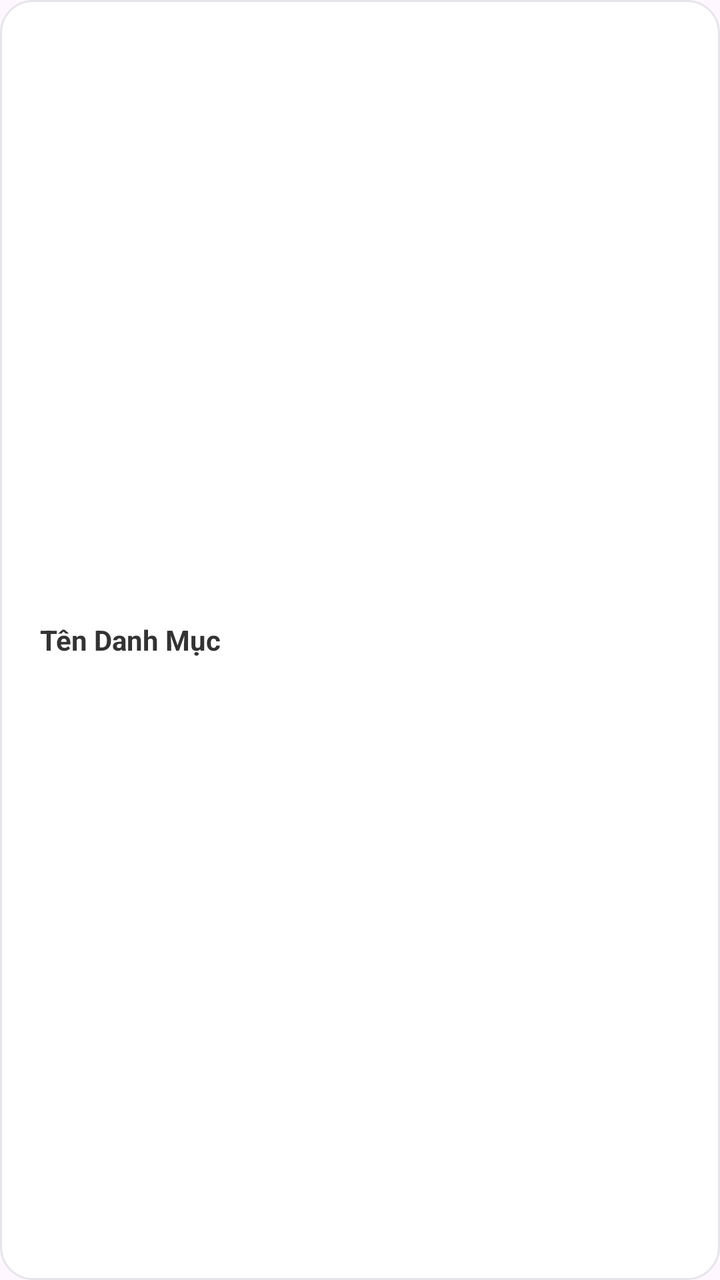
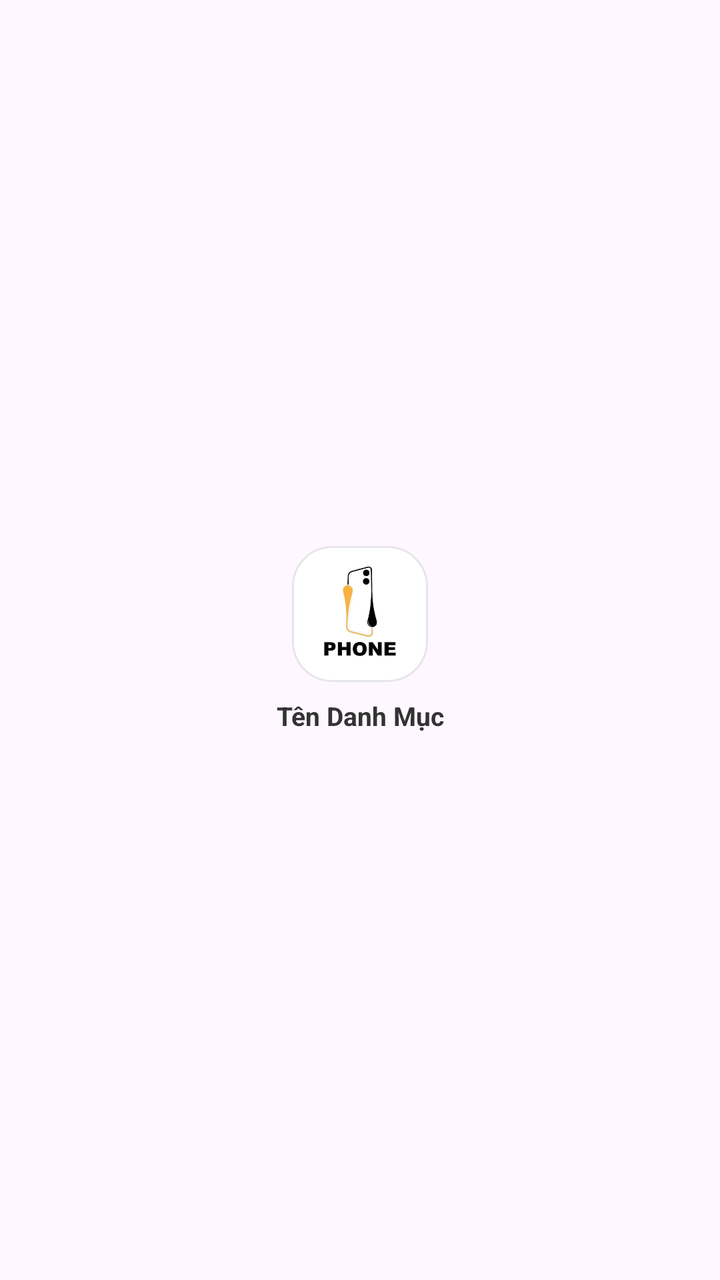

Screens rendered from an Android XML layout before and after an edit, with the pre-edit source and the edit as a unified diff.
<!-- AndroidManifest.xml: application theme Theme.MobileDeviceStoreTDMU -->
<!-- res/layout/item_danh_muc.xml -->
<?xml version="1.0" encoding="utf-8"?>
<LinearLayout xmlns:android="http://schemas.android.com/apk/res/android"
    android:layout_width="wrap_content"
    android:layout_height="wrap_content"
    android:orientation="horizontal"
    android:gravity="center_vertical"
    android:layout_marginEnd="12dp"
    android:paddingHorizontal="20dp"
    android:paddingVertical="12dp"
    android:background="@drawable/bg_card_modern"
    android:elevation="0dp">

    <TextView
        android:id="@+id/tvTenDanhMuc"
        android:layout_width="wrap_content"
        android:layout_height="wrap_content"
        android:text="Tên Danh Mục"
        android:textColor="@color/text_primary"
        android:textSize="14sp"
        android:textStyle="bold" />

</LinearLayout>
<!-- resources referenced by this layout -->
<resources>
  <color name="text_primary">#333333</color>
  <!-- drawable bg_card_modern (drawable) -->
  <?xml version="1.0" encoding="utf-8"?>
  <shape xmlns:android="http://schemas.android.com/apk/res/android"
      android:shape="rectangle">
      <solid android:color="@color/bg_white" />
      <corners android:radius="16dp" />
      <stroke android:width="1dp" android:color="@color/stroke_light" />
  </shape>
  <style name="Theme.MobileDeviceStoreTDMU" parent="Base.Theme.MobileDeviceStoreTDMU" />
  <color name="bg_white">#FFFFFF</color>
  <color name="stroke_light">#E5E5EA</color>
  <style name="Base.Theme.MobileDeviceStoreTDMU" parent="Theme.Material3.Light.NoActionBar">
          
          <item name="android:statusBarColor">@color/primary_yellow</item>
          <item name="android:windowLightStatusBar">true</item>
  
          <item name="android:navigationBarColor">@color/primary_yellow</item>
          <item name="android:windowLightNavigationBar" tools:targetApi="O_MR1">true</item>
          <item name="fontFamily">@font/nunito</item>
      </style>
  <color name="primary_yellow">#FDB623</color>
</resources>

<!-- the commit's change to res/layout/item_danh_muc.xml (unified diff, before → after) -->
@@ -1,22 +1,43 @@
 <?xml version="1.0" encoding="utf-8"?>
 <LinearLayout xmlns:android="http://schemas.android.com/apk/res/android"
+    xmlns:app="http://schemas.android.com/apk/res-auto"
     android:layout_width="wrap_content"
     android:layout_height="wrap_content"
-    android:orientation="horizontal"
-    android:gravity="center_vertical"
-    android:layout_marginEnd="12dp"
-    android:paddingHorizontal="20dp"
-    android:paddingVertical="12dp"
-    android:background="@drawable/bg_card_modern"
-    android:elevation="0dp">
+    android:orientation="vertical"
+    android:gravity="center"
+    android:layout_marginEnd="16dp">
 
+    
+    <com.google.android.material.card.MaterialCardView
+        android:layout_width="68dp"
+        android:layout_height="68dp"
+        android:layout_marginBottom="8dp"
+        app:cardCornerRadius="20dp"
+        app:cardElevation="0dp"
+        app:strokeWidth="1dp"
+        app:strokeColor="@color/stroke_light">
+
+        <ImageView
+            android:id="@+id/imgLogoDanhMuc"
+            android:layout_width="match_parent"
+            android:layout_height="match_parent"
+            android:scaleType="centerCrop"
+            android:src="@drawable/logo"
+            android:contentDescription="Ảnh Danh Mục" />
+
+    </com.google.android.material.card.MaterialCardView>
+
+    
     <TextView
         android:id="@+id/tvTenDanhMuc"
         android:layout_width="wrap_content"
         android:layout_height="wrap_content"
         android:text="Tên Danh Mục"
         android:textColor="@color/text_primary"
-        android:textSize="14sp"
-        android:textStyle="bold" />
+        android:textSize="13sp"
+        android:textStyle="bold"
+        android:gravity="center"
+        android:maxLines="1"
+        android:ellipsize="end" />
 
 </LinearLayout>
<!-- resource entries referenced after the edit -->
@@ -1,16 +1,8 @@
 <!-- resources referenced by this layout -->
 <resources>
   <color name="text_primary">#333333</color>
-  <!-- drawable bg_card_modern (drawable) -->
-  <?xml version="1.0" encoding="utf-8"?>
-  <shape xmlns:android="http://schemas.android.com/apk/res/android"
-      android:shape="rectangle">
-      <solid android:color="@color/bg_white" />
-      <corners android:radius="16dp" />
-      <stroke android:width="1dp" android:color="@color/stroke_light" />
-  </shape>
+  <!-- drawable logo: jpg bitmap (drawable, 5396 bytes) -->
   <style name="Theme.MobileDeviceStoreTDMU" parent="Base.Theme.MobileDeviceStoreTDMU" />
-  <color name="bg_white">#FFFFFF</color>
   <color name="stroke_light">#E5E5EA</color>
   <style name="Base.Theme.MobileDeviceStoreTDMU" parent="Theme.Material3.Light.NoActionBar">
           
